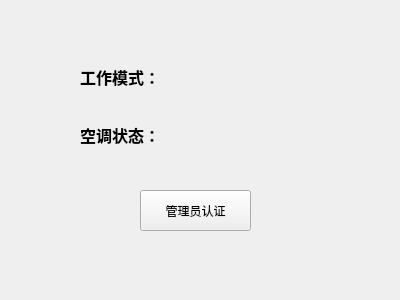
Before: the Qt Designer form Master/standbywidget.ui in L-Jay1999/DistributedTemperatureControlSystem, drawn with Qt 5.
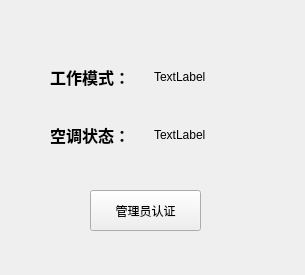
After: the same form once the commit is applied.

What changed in the file:
```diff
--- a/Master/standbywidget.ui
+++ b/Master/standbywidget.ui
@@ -6,8 +6,8 @@
    <rect>
     <x>0</x>
     <y>0</y>
-    <width>400</width>
-    <height>300</height>
+    <width>305</width>
+    <height>275</height>
    </rect>
   </property>
   <property name="windowTitle">
@@ -16,7 +16,7 @@
   <widget class="QPushButton" name="btn_login">
    <property name="geometry">
     <rect>
-     <x>140</x>
+     <x>90</x>
      <y>190</y>
      <width>111</width>
      <height>41</height>
@@ -29,7 +29,7 @@
   <widget class="QWidget" name="gridLayoutWidget">
    <property name="geometry">
     <rect>
-     <x>80</x>
+     <x>50</x>
      <y>50</y>
      <width>201</width>
      <height>111</height>
@@ -37,7 +37,7 @@
    </property>
    <layout class="QGridLayout" name="gridLayout">
     <item row="0" column="0">
-     <widget class="QLabel" name="label_mode">
+     <widget class="QLabel" name="label_1">
       <property name="font">
        <font>
         <pointsize>12</pointsize>
@@ -51,7 +51,7 @@
      </widget>
     </item>
     <item row="1" column="0">
-     <widget class="QLabel" name="label_state">
+     <widget class="QLabel" name="label_2">
       <property name="font">
        <font>
         <pointsize>12</pointsize>
@@ -64,6 +64,20 @@
       </property>
      </widget>
     </item>
+    <item row="0" column="1">
+     <widget class="QLabel" name="label_mode">
+      <property name="text">
+       <string>TextLabel</string>
+      </property>
+     </widget>
+    </item>
+    <item row="1" column="1">
+     <widget class="QLabel" name="label_state">
+      <property name="text">
+       <string>TextLabel</string>
+      </property>
+     </widget>
+    </item>
    </layout>
   </widget>
  </widget>
```
